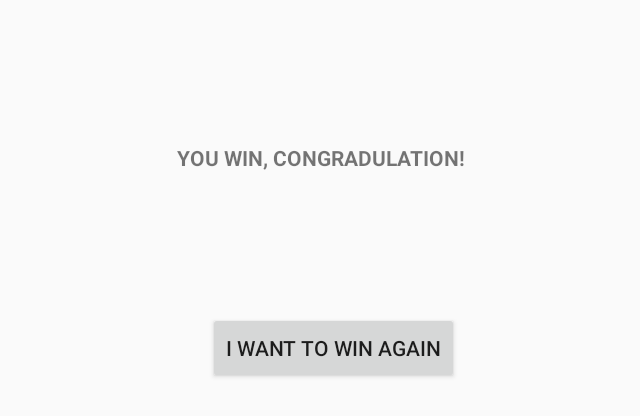
After one commit to EricLuoisme/RetroGame2018s2, an Android app: the WonActivity screen opened directly, with no data from a screen before it, on a phone screen of 824 x 412 dp (held sideways). The commit adds this screen. Shown: the top 416 px of the screen, without its empty margins (288-928 px from the left). Run offline under Robolectric (Android 15) with nearby library versions, the phone set to English and light mode, and no system bars.

Commit message:
1. repair the bug that player couldn't go to the rightest column 2. register game over situations, win and lose

```diff
--- a/app/src/main/java/com/example/jiangxinwei/pacman/Beans.java
+++ b/app/src/main/java/com/example/jiangxinwei/pacman/Beans.java
@@ -72,7 +72,6 @@ public class Beans extends ArrayList<Bean> {
     }
 
     public char removeEatJudge(Object o) {
-
         if (o instanceof Player) {
             if (removeEat((Player) o))
                 return 'p';
@@ -80,7 +79,6 @@ public class Beans extends ArrayList<Bean> {
             if (removeEat((Computer) o))
                 return 'c';
         }
-
         return 'e';
     }
 }
--- a/app/src/main/java/com/example/jiangxinwei/pacman/Game.java
+++ b/app/src/main/java/com/example/jiangxinwei/pacman/Game.java
@@ -8,6 +8,7 @@ import java.text.DecimalFormat;
 import java.util.ArrayList;
 
 class Game {
+
     private Walls wallsHorizon;
     private Walls wallsVertic;
     private Beans beans;
@@ -19,7 +20,7 @@ class Game {
     private boolean beansEmpty = false;   //when there is no beans, then game finished
     private String computerScore = "0";
     private String playerScore = "0";
-    private boolean removed;
+    //    private boolean removed;
     private char removedBeans; // 'c' is by computer, 'p' is by player, 'e' is still exist
     public static final float MAXXY = 1.0f;
     public static final float MINXY = 0.0f;
@@ -98,7 +99,6 @@ class Game {
             computerHitByChaser = computer.hitByChaser(chasers);
         }
 
-
         if (!playerHitByChaser) {
             removedBeans = beans.removeEatJudge(player);
             if (removedBeans == 'p') {
@@ -109,6 +109,9 @@ class Game {
             Log.d("I've been hit", "I've been hit");
         }
 
+//        if (beans.size()==0){
+//
+//        }
     }
 
     public ArrayList<String> avoidChaser() {      //the computer should avoid chasers
@@ -249,7 +252,12 @@ class Game {
                     if (pos.y - width > wall.pos.y && pos.y - width < wall.pos.y + 0.2f)
                         if (pos.x - width < wall.pos.x)
                             if (pos.x + width + stepLength > wall.pos.x)
+                            {
+//                                Log.d("Player ", "x= " + player.pos.x + " y= " + player.pos.y);
+//                                Log.d("Wall: ", "x= " + wall.pos.x + " y= " + wall.pos.y);
                                 return true;
+                            }
+
                 }
                 break;
         }
@@ -269,23 +277,50 @@ class Game {
     public boolean hitBoundary(Pos pos, char direction, float stepLength) {
         switch (direction) {
             case 'u':
-                if (pos.y - stepLength < 0.1)
+                if (pos.y - stepLength < 0.09)
                     return true;
                 break;
             case 'd':
-                if (pos.y + stepLength > 0.9)
+                if (pos.y + stepLength > 0.91)
                     return true;
                 break;
             case 'l':
-                if (pos.x - stepLength < 0.05)
+                if (pos.x - stepLength < 0.04)
                     return true;
                 break;
             case 'r':
-                if (pos.x + stepLength > 0.95)
+                if (pos.x + stepLength > 0.96){
+                    Log.d("Player ", "x= " + player.pos.x + " y= " + player.pos.y);
                     return true;
+                }
+
                 break;
         }
         return false;
     }
 
+
+    public boolean playerWon() {
+        if (!playerHitByChaser)
+            if (gameFinished() && Integer.parseInt(playerScore) - Integer.parseInt(computerScore) > 0)
+                return true;
+        return false;
+    }
+
+    public boolean playerLose() {
+        if (playerHitByChaser)
+            return true;
+        else if (gameFinished() && Integer.parseInt(playerScore) - Integer.parseInt(computerScore) < 0) {
+            return true;
+        }
+        return false;
+    }
+
+    public boolean gameFinished() {
+        if (beans.size() == 0)
+            return true;
+        else
+            return false;
+    }
+
 }
--- a/app/src/main/java/com/example/jiangxinwei/pacman/GameOver.java
+++ b/app/src/main/java/com/example/jiangxinwei/pacman/GameOver.java
@@ -1,4 +1,5 @@
 package com.example.jiangxinwei.pacman;
 
-interface GameOver {
+public interface GameOver {
+    public void gameOver();
 }
--- /dev/null
+++ b/app/src/main/java/com/example/jiangxinwei/pacman/WonActivity.java
@@ -0,0 +1,20 @@
+package com.example.jiangxinwei.pacman;
+
+import android.content.Intent;
+import android.support.v7.app.AppCompatActivity;
+import android.os.Bundle;
+import android.view.View;
+
+public class WonActivity extends AppCompatActivity {
+
+    @Override
+    protected void onCreate(Bundle savedInstanceState) {
+        super.onCreate(savedInstanceState);
+        setContentView(R.layout.activity_won);
+    }
+
+    public void ResetGame(View view) {
+        Intent intent = new Intent(this, GameActivity.class);
+        startActivity(intent);
+    }
+}
--- /dev/null
+++ b/app/src/main/res/layout/activity_won.xml
@@ -0,0 +1,35 @@
+<?xml version="1.0" encoding="utf-8"?>
+<android.support.constraint.ConstraintLayout xmlns:android="http://schemas.android.com/apk/res/android"
+    xmlns:app="http://schemas.android.com/apk/res-auto"
+    xmlns:tools="http://schemas.android.com/tools"
+    android:layout_width="match_parent"
+    android:layout_height="match_parent"
+    tools:context=".WonActivity">
+
+    <TextView
+        android:id="@+id/textView2"
+        android:layout_width="204dp"
+        android:layout_height="0dp"
+        android:layout_marginBottom="41dp"
+        android:layout_marginTop="95dp"
+        android:text="You win, congradulation!"
+        android:textAllCaps="true"
+        android:textStyle="bold"
+        app:layout_constraintBottom_toTopOf="@+id/button_tryagain2"
+        app:layout_constraintEnd_toEndOf="parent"
+        app:layout_constraintStart_toStartOf="parent"
+        app:layout_constraintTop_toTopOf="parent" />
+
+    <Button
+        android:id="@+id/button_tryagain2"
+        android:layout_width="wrap_content"
+        android:layout_height="wrap_content"
+        android:layout_marginBottom="156dp"
+        android:layout_marginEnd="16dp"
+        android:layout_marginRight="16dp"
+        android:text="I want to win again"
+        android:onClick="ResetGame"
+        app:layout_constraintBottom_toBottomOf="parent"
+        app:layout_constraintEnd_toEndOf="@+id/textView2"
+        app:layout_constraintTop_toBottomOf="@+id/textView2" />
+</android.support.constraint.ConstraintLayout>
```
Also changed, not shown: app/src/main/AndroidManifest.xml (+9 -1 lines), app/src/main/java/com/example/jiangxinwei/pacman/GameActivity.java (+8 -1 lines), app/src/main/java/com/example/jiangxinwei/pacman/LoseActivity.java (added, +20 -0 lines), app/src/main/java/com/example/jiangxinwei/pacman/PacmanView.java (+24 -14 lines), app/src/main/res/layout/activity_lose.xml (added, +35 -0 lines).
